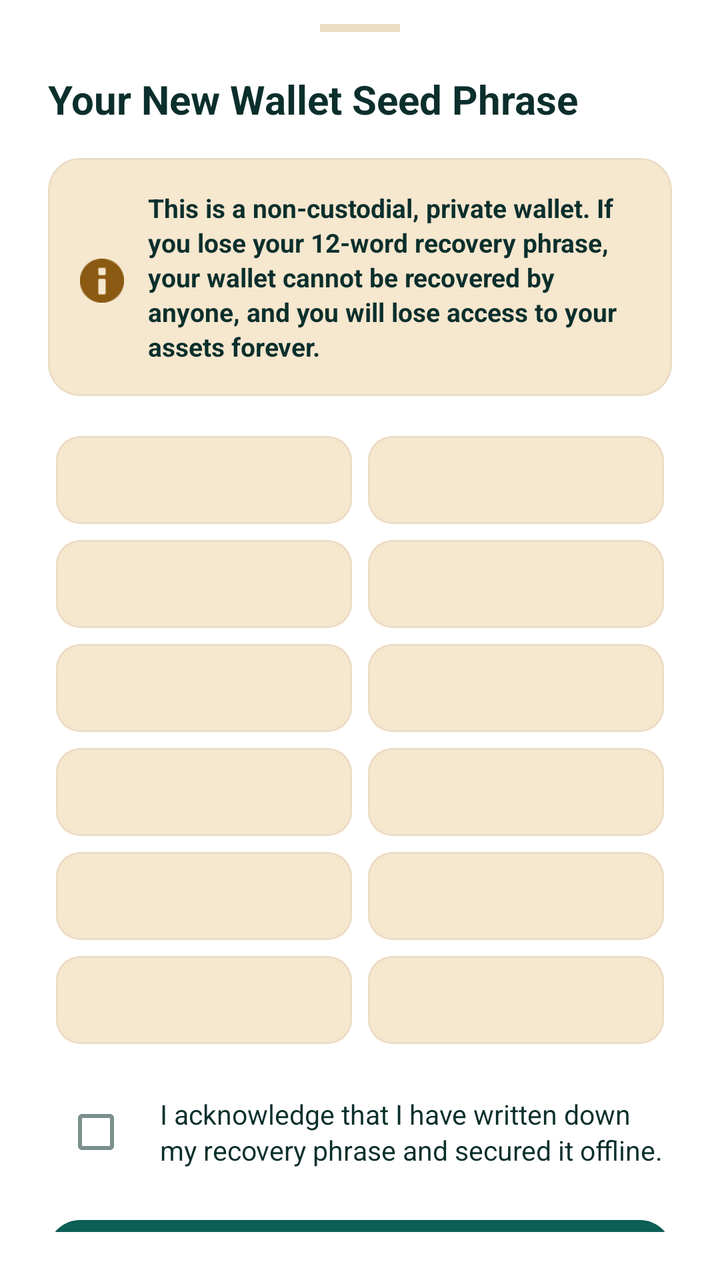
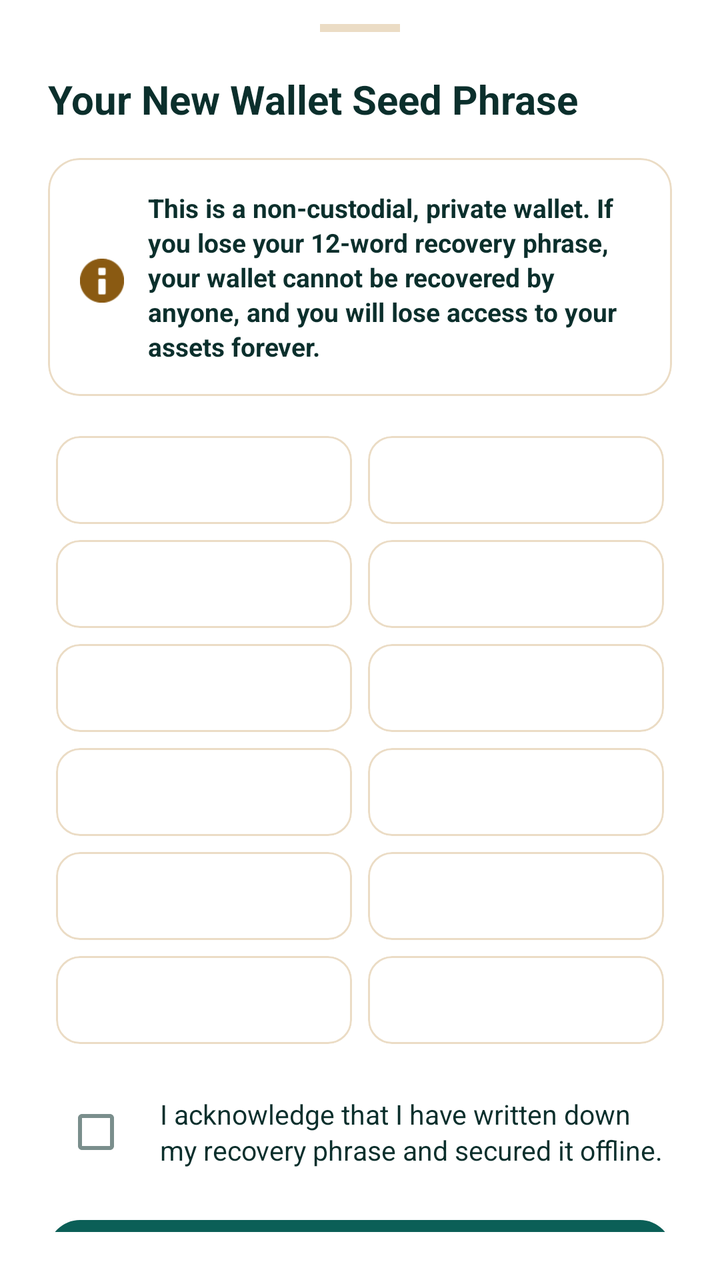

Screens rendered from an Android XML layout before and after an edit, with the pre-edit source and the edit as a unified diff.
<!-- AndroidManifest.xml: application theme AppTheme -->
<!-- res/layout/bottom_sheet_recovery_phrase.xml -->
<LinearLayout
	xmlns:android="http://schemas.android.com/apk/res/android"
	xmlns:app="http://schemas.android.com/apk/res-auto"
	xmlns:tools="http://schemas.android.com/tools"
	android:id="@+id/sheet_root"
	android:layout_width="match_parent"
	android:layout_height="wrap_content"
	android:background="?attr/colorSurface"
	android:orientation="vertical">
	<LinearLayout
		android:id="@+id/linear93"
		android:layout_width="match_parent"
		android:layout_height="match_parent"
		android:paddingLeft="24dp"
		android:paddingTop="12dp"
		android:paddingRight="24dp"
		android:paddingBottom="24dp"
		android:background="@android:color/transparent"
		android:orientation="vertical">
		<View
			android:id="@+id/view71"
			android:layout_width="40dp"
			android:layout_height="4dp"
			android:layout_marginBottom="20dp"
			android:background="@color/colorCardStroke"
			android:layout_gravity="center_horizontal" />
		<TextView
			android:id="@+id/tv_title"
			android:layout_width="match_parent"
			android:layout_height="wrap_content"
			android:layout_marginBottom="16dp"
			android:text="Your New Wallet Seed Phrase"
			android:textSize="20sp"
			android:textStyle="bold"
			android:focusable="false" />
		<com.google.android.material.card.MaterialCardView
			android:id="@+id/cardview20"
			android:layout_width="match_parent"
			android:layout_height="wrap_content"
			android:layout_marginBottom="16dp"
			app:cardBackgroundColor="@color/colorSurfaceRaised"
			app:cardCornerRadius="16dp"
			app:cardElevation="0dp"
			app:strokeWidth="1dp"
			app:strokeColor="@color/colorCardStroke">
			<LinearLayout
				android:id="@+id/linear72"
				android:layout_width="match_parent"
				android:layout_height="wrap_content"
				android:padding="16dp"
				android:gravity="center_vertical"
				android:orientation="horizontal">
				<ImageView
					android:id="@+id/imageview8"
					android:layout_width="22dp"
					android:layout_height="22dp"
					android:layout_marginTop="2dp"
					android:scaleType="centerInside"
					android:src="@android:drawable/ic_dialog_info"
					android:focusable="false"
					android:layout_marginEnd="12dp"
					app:tint="@color/colorWarningDark" />
				<TextView
					android:id="@+id/textview10"
					android:layout_width="0dp"
					android:layout_height="wrap_content"
					android:text="This is a non-custodial, private wallet. If you lose your 12-word recovery phrase, your wallet cannot be recovered by anyone, and you will lose access to your assets forever."
					android:textSize="13sp"
					android:textStyle="bold"
					android:layout_weight="1"
					android:focusable="false"
					android:lineSpacingExtra="2dp" />
			</LinearLayout>
		</com.google.android.material.card.MaterialCardView>
		<LinearLayout
			android:id="@+id/linear73"
			android:layout_width="match_parent"
			android:layout_height="wrap_content"
			android:layout_marginBottom="16dp"
			android:orientation="vertical">
			<LinearLayout
				android:id="@+id/linear74"
				android:layout_width="match_parent"
				android:layout_height="wrap_content"
				android:orientation="horizontal">
				<com.google.android.material.card.MaterialCardView
					android:id="@+id/cardview21"
					android:layout_width="0dp"
					android:layout_height="44dp"
					android:layout_margin="4dp"
					app:cardBackgroundColor="@color/colorSurfaceRaised"
					android:layout_weight="1"
					app:cardCornerRadius="12dp"
					app:cardElevation="0dp"
					app:strokeColor="@color/colorCardStroke"
					app:strokeWidth="1dp">
					<LinearLayout
						android:id="@+id/linear75"
						android:layout_width="match_parent"
						android:layout_height="match_parent"
						android:gravity="center_vertical"
						android:orientation="horizontal"
						android:paddingStart="12dp"
						android:paddingEnd="12dp">
						<TextView
							android:id="@+id/tv_num_1"
							android:layout_width="wrap_content"
							android:layout_height="wrap_content"
							android:textSize="13sp"
							android:textStyle="bold"
							android:focusable="false" />
						<TextView
							android:id="@+id/tv_word_1"
							android:layout_width="wrap_content"
							android:layout_height="wrap_content"
							android:gravity="center_vertical"
							android:textSize="15sp"
							android:textStyle="bold"
							android:focusable="false"
							android:layout_marginStart="8dp" />
					</LinearLayout>
				</com.google.android.material.card.MaterialCardView>
				<com.google.android.material.card.MaterialCardView
					android:id="@+id/cardview22"
					android:layout_width="0dp"
					android:layout_height="44dp"
					android:layout_margin="4dp"
					app:cardBackgroundColor="@color/colorSurfaceRaised"
					android:layout_weight="1"
					app:cardCornerRadius="12dp"
					app:cardElevation="0dp"
					app:strokeColor="@color/colorCardStroke"
					app:strokeWidth="1dp">
					<LinearLayout
						android:id="@+id/linear76"
						android:layout_width="match_parent"
						android:layout_height="match_parent"
						android:gravity="center_vertical"
						android:orientation="horizontal"
						android:paddingStart="12dp"
						android:paddingEnd="12dp">
						<TextView
							android:id="@+id/tv_num_2"
							android:layout_width="wrap_content"
							android:layout_height="wrap_content"
							android:textSize="13sp"
							android:textStyle="bold"
							android:focusable="false" />
						<TextView
							android:id="@+id/tv_word_2"
							android:layout_width="wrap_content"
							android:layout_height="wrap_content"
							android:textSize="15sp"
							android:textStyle="bold"
							android:focusable="false"
							android:layout_marginStart="8dp" />
					</LinearLayout>
				</com.google.android.material.card.MaterialCardView>
			</LinearLayout>
			<LinearLayout
				android:id="@+id/linear77"
				android:layout_width="match_parent"
				android:layout_height="wrap_content"
				android:orientation="horizontal">
				<com.google.android.material.card.MaterialCardView
					android:id="@+id/cardview23"
					android:layout_width="0dp"
					android:layout_height="44dp"
					android:layout_margin="4dp"
					app:cardBackgroundColor="@color/colorSurfaceRaised"
					android:layout_weight="1"
					app:cardCornerRadius="12dp"
					app:cardElevation="0dp"
					app:strokeColor="@color/colorCardStroke"
					app:strokeWidth="1dp">
					<LinearLayout
						android:id="@+id/linear78"
						android:layout_width="match_parent"
						android:layout_height="match_parent"
						android:gravity="center_vertical"
						android:orientation="horizontal"
						android:paddingStart="12dp"
						android:paddingEnd="12dp">
						<TextView
							android:id="@+id/tv_num_3"
							android:layout_width="wrap_content"
							android:layout_height="wrap_content"
							android:textSize="13sp"
							android:textStyle="bold"
							android:focusable="false" />
						<TextView
							android:id="@+id/tv_word_3"
							android:layout_width="wrap_content"
							android:layout_height="wrap_content"
							android:textSize="15sp"
							android:textStyle="bold"
							android:focusable="false"
							android:layout_marginStart="8dp" />
					</LinearLayout>
				</com.google.android.material.card.MaterialCardView>
				<com.google.android.material.card.MaterialCardView
					android:id="@+id/cardview24"
					android:layout_width="0dp"
					android:layout_height="44dp"
					android:layout_margin="4dp"
					app:cardBackgroundColor="@color/colorSurfaceRaised"
					android:layout_weight="1"
					app:cardCornerRadius="12dp"
					app:cardElevation="0dp"
					app:strokeColor="@color/colorCardStroke"
					app:strokeWidth="1dp">
					<LinearLayout
						android:id="@+id/linear79"
						android:layout_width="match_parent"
						android:layout_height="match_parent"
						android:gravity="center_vertical"
						android:orientation="horizontal"
						android:paddingStart="12dp"
						android:paddingEnd="12dp">
						<TextView
							android:id="@+id/tv_num_4"
							android:layout_width="wrap_content"
							android:layout_height="wrap_content"
							android:textSize="13sp"
							android:textStyle="bold"
							android:focusable="false" />
						<TextView
							android:id="@+id/tv_word_4"
							android:layout_width="wrap_content"
							android:layout_height="wrap_content"
							android:textSize="15sp"
							android:textStyle="bold"
							android:focusable="false"
							android:layout_marginStart="8dp" />
					</LinearLayout>
				</com.google.android.material.card.MaterialCardView>
			</LinearLayout>
			<LinearLayout
				android:id="@+id/linear80"
				android:layout_width="match_parent"
				android:layout_height="wrap_content"
				android:orientation="horizontal">
				<com.google.android.material.card.MaterialCardView
					android:id="@+id/cardview25"
					android:layout_width="0dp"
					android:layout_height="44dp"
					android:layout_margin="4dp"
					app:cardBackgroundColor="@color/colorSurfaceRaised"
					android:layout_weight="1"
					app:cardCornerRadius="12dp"
					app:cardElevation="0dp"
					app:strokeColor="@color/colorCardStroke"
					app:strokeWidth="1dp">
					<LinearLayout
						android:id="@+id/linear81"
						android:layout_width="match_parent"
						android:layout_height="match_parent"
						android:gravity="center_vertical"
						android:orientation="horizontal"
						android:paddingStart="12dp"
						android:paddingEnd="12dp">
						<TextView
							android:id="@+id/tv_num_5"
							android:layout_width="wrap_content"
							android:layout_height="wrap_content"
							android:textSize="13sp"
							android:textStyle="bold"
							android:focusable="false" />
						<TextView
							android:id="@+id/tv_word_5"
							android:layout_width="wrap_content"
							android:layout_height="wrap_content"
							android:textSize="15sp"
							android:textStyle="bold"
							android:focusable="false"
							android:layout_marginStart="8dp" />
					</LinearLayout>
				</com.google.android.material.card.MaterialCardView>
				<com.google.android.material.card.MaterialCardView
					android:id="@+id/cardview26"
					android:layout_width="0dp"
					android:layout_height="44dp"
					android:layout_margin="4dp"
					app:cardBackgroundColor="@color/colorSurfaceRaised"
					android:layout_weight="1"
					app:cardCornerRadius="12dp"
					app:cardElevation="0dp"
					app:strokeColor="@color/colorCardStroke"
					app:strokeWidth="1dp">
					<LinearLayout
						android:id="@+id/linear82"
						android:layout_width="match_parent"
						android:layout_height="match_parent"
						android:gravity="center_vertical"
						android:orientation="horizontal"
						android:paddingStart="12dp"
						android:paddingEnd="12dp">
						<TextView
							android:id="@+id/tv_num_6"
							android:layout_width="wrap_content"
							android:layout_height="wrap_content"
							android:textSize="13sp"
							android:textStyle="bold"
							android:focusable="false" />
						<TextView
							android:id="@+id/tv_word_6"
							android:layout_width="wrap_content"
							android:layout_height="wrap_content"
							android:textSize="15sp"
							android:textStyle="bold"
							android:focusable="false"
							android:layout_marginStart="8dp" />
					</LinearLayout>
				</com.google.android.material.card.MaterialCardView>
			</LinearLayout>
			<LinearLayout
				android:id="@+id/linear83"
				android:layout_width="match_parent"
				android:layout_height="wrap_content"
				android:orientation="horizontal">
				<com.google.android.material.card.MaterialCardView
					android:id="@+id/cardview27"
					android:layout_width="0dp"
					android:layout_height="44dp"
					android:layout_margin="4dp"
					app:cardBackgroundColor="@color/colorSurfaceRaised"
					android:layout_weight="1"
					app:cardCornerRadius="12dp"
					app:cardElevation="0dp"
					app:strokeColor="@color/colorCardStroke"
					app:strokeWidth="1dp">
					<LinearLayout
						android:id="@+id/linear84"
						android:layout_width="match_parent"
						android:layout_height="match_parent"
						android:gravity="center_vertical"
						android:orientation="horizontal"
						android:paddingStart="12dp"
						android:paddingEnd="12dp">
						<TextView
							android:id="@+id/tv_num_7"
							android:layout_width="wrap_content"
							android:layout_height="wrap_content"
							android:textSize="13sp"
							android:textStyle="bold"
							android:focusable="false" />
						<TextView
							android:id="@+id/tv_word_7"
							android:layout_width="wrap_content"
							android:layout_height="wrap_content"
							android:textSize="15sp"
							android:textStyle="bold"
							android:focusable="false"
							android:layout_marginStart="8dp" />
					</LinearLayout>
				</com.google.android.material.card.MaterialCardView>
				<com.google.android.material.card.MaterialCardView
					android:id="@+id/cardview28"
					android:layout_width="0dp"
					android:layout_height="44dp"
					android:layout_margin="4dp"
					app:cardBackgroundColor="@color/colorSurfaceRaised"
					android:layout_weight="1"
					app:cardCornerRadius="12dp"
					app:cardElevation="0dp"
					app:strokeColor="@color/colorCardStroke"
					app:strokeWidth="1dp">
					<LinearLayout
						android:id="@+id/linear85"
						android:layout_width="match_parent"
						android:layout_height="match_parent"
						android:gravity="center_vertical"
						android:orientation="horizontal"
						android:paddingStart="12dp"
						android:paddingEnd="12dp">
						<TextView
							android:id="@+id/tv_num_8"
							android:layout_width="wrap_content"
							android:layout_height="wrap_content"
							android:textSize="13sp"
							android:textStyle="bold"
							android:focusable="false" />
						<TextView
							android:id="@+id/tv_word_8"
							android:layout_width="wrap_content"
							android:layout_height="wrap_content"
							android:textSize="15sp"
							android:textStyle="bold"
							android:focusable="false"
							android:layout_marginStart="8dp" />
					</LinearLayout>
				</com.google.android.material.card.MaterialCardView>
			</LinearLayout>
			<LinearLayout
				android:id="@+id/linear86"
				android:layout_width="match_parent"
				android:layout_height="wrap_content"
				android:orientation="horizontal">
				<com.google.android.material.card.MaterialCardView
					android:id="@+id/cardview29"
					android:layout_width="0dp"
					android:layout_height="44dp"
					android:layout_margin="4dp"
					app:cardBackgroundColor="@color/colorSurfaceRaised"
					android:layout_weight="1"
					app:cardCornerRadius="12dp"
					app:cardElevation="0dp"
					app:strokeColor="@color/colorCardStroke"
					app:strokeWidth="1dp">
					<LinearLayout
						android:id="@+id/linear87"
						android:layout_width="match_parent"
						android:layout_height="match_parent"
						android:gravity="center_vertical"
						android:orientation="horizontal"
						android:paddingStart="12dp"
						android:paddingEnd="12dp">
						<TextView
							android:id="@+id/tv_num_9"
							android:layout_width="wrap_content"
							android:layout_height="wrap_content"
							android:textSize="13sp"
							android:textStyle="bold"
							android:focusable="false" />
						<TextView
							android:id="@+id/tv_word_9"
							android:layout_width="wrap_content"
							android:layout_height="wrap_content"
							android:textSize="15sp"
							android:textStyle="bold"
							android:focusable="false"
							android:layout_marginStart="8dp" />
					</LinearLayout>
				</com.google.android.material.card.MaterialCardView>
				<com.google.android.material.card.MaterialCardView
					android:id="@+id/cardview30"
					android:layout_width="0dp"
					android:layout_height="44dp"
					android:layout_margin="4dp"
					app:cardBackgroundColor="@color/colorSurfaceRaised"
					android:layout_weight="1"
					app:cardCornerRadius="12dp"
					app:cardElevation="0dp"
					app:strokeColor="@color/colorCardStroke"
					app:strokeWidth="1dp">
					<LinearLayout
						android:id="@+id/linear88"
						android:layout_width="match_parent"
						android:layout_height="match_parent"
						android:gravity="center_vertical"
						android:orientation="horizontal"
						android:paddingStart="12dp"
						android:paddingEnd="12dp">
						<TextView
							android:id="@+id/tv_num_10"
							android:layout_width="wrap_content"
							android:layout_height="wrap_content"
							android:textSize="13sp"
							android:textStyle="bold"
							android:focusable="false" />
						<TextView
							android:id="@+id/tv_word_10"
							android:layout_width="wrap_content"
							android:layout_height="wrap_content"
							android:textSize="15sp"
							android:textStyle="bold"
							android:focusable="false"
							android:layout_marginStart="8dp" />
					</LinearLayout>
				</com.google.android.material.card.MaterialCardView>
			</LinearLayout>
			<LinearLayout
				android:id="@+id/linear89"
				android:layout_width="match_parent"
				android:layout_height="wrap_content"
				android:orientation="horizontal">
				<com.google.android.material.card.MaterialCardView
					android:id="@+id/cardview31"
					android:layout_width="0dp"
					android:layout_height="44dp"
					android:layout_margin="4dp"
					app:cardBackgroundColor="@color/colorSurfaceRaised"
					android:layout_weight="1"
					app:cardCornerRadius="12dp"
					app:cardElevation="0dp"
					app:strokeColor="@color/colorCardStroke"
					app:strokeWidth="1dp">
					<LinearLayout
						android:id="@+id/linear90"
						android:layout_width="match_parent"
						android:layout_height="match_parent"
						android:gravity="center_vertical"
						android:orientation="horizontal"
						android:paddingStart="12dp"
						android:paddingEnd="12dp">
						<TextView
							android:id="@+id/tv_num_11"
							android:layout_width="wrap_content"
							android:layout_height="wrap_content"
							android:textSize="13sp"
							android:textStyle="bold"
							android:focusable="false" />
						<TextView
							android:id="@+id/tv_word_11"
							android:layout_width="wrap_content"
							android:layout_height="wrap_content"
							android:textSize="15sp"
							android:textStyle="bold"
							android:focusable="false"
							android:layout_marginStart="8dp" />
					</LinearLayout>
				</com.google.android.material.card.MaterialCardView>
				<com.google.android.material.card.MaterialCardView
					android:id="@+id/cardview32"
					android:layout_width="0dp"
					android:layout_height="44dp"
					android:layout_margin="4dp"
					app:cardBackgroundColor="@color/colorSurfaceRaised"
					android:layout_weight="1"
					app:cardCornerRadius="12dp"
					app:cardElevation="0dp"
					app:strokeColor="@color/colorCardStroke"
					app:strokeWidth="1dp">
					<LinearLayout
						android:id="@+id/linear91"
						android:layout_width="match_parent"
						android:layout_height="match_parent"
						android:gravity="center_vertical"
						android:orientation="horizontal"
						android:paddingStart="12dp"
						android:paddingEnd="12dp">
						<TextView
							android:id="@+id/tv_num_12"
							android:layout_width="wrap_content"
							android:layout_height="wrap_content"
							android:textSize="13sp"
							android:textStyle="bold"
							android:focusable="false" />
						<TextView
							android:id="@+id/tv_word_12"
							android:layout_width="wrap_content"
							android:layout_height="wrap_content"
							android:textSize="15sp"
							android:textStyle="bold"
							android:focusable="false"
							android:layout_marginStart="8dp" />
					</LinearLayout>
				</com.google.android.material.card.MaterialCardView>
			</LinearLayout>
		</LinearLayout>
		<LinearLayout
			android:id="@+id/linear92"
			android:layout_width="match_parent"
			android:layout_height="wrap_content"
			android:layout_marginBottom="20dp"
			android:gravity="center_vertical"
			android:orientation="horizontal">
			<CheckBox
				android:id="@+id/cb_agree"
				android:layout_width="wrap_content"
				android:layout_height="wrap_content"
				android:gravity="center_horizontal|center_vertical"
				android:textSize="12sp"
				android:focusable="false" />
			<TextView
				android:id="@+id/tv_disclaimer"
				android:layout_width="0dp"
				android:layout_height="wrap_content"
				android:text="I acknowledge that I have written down my recovery phrase and secured it offline."
				android:layout_weight="1"
				android:textSize="13.5sp"
				android:focusable="false"
				android:layout_marginStart="8dp"
				android:lineSpacingExtra="2dp" />
		</LinearLayout>
		<com.google.android.material.button.MaterialButton
			android:id="@+id/btn_finish_setup"
			android:layout_width="match_parent"
			android:layout_height="52dp"
			android:gravity="center_horizontal|center_vertical"
			android:text="Finish Setup"
			android:textSize="15sp"
			android:textStyle="bold"
			android:textColor="@color/colorTextOnAccent"
			android:textAllCaps="false"
			app:backgroundTint="@color/colorAccent"
			app:cornerRadius="16dp"
			app:elevation="0dp" />
	</LinearLayout>
</LinearLayout>
<!-- resources referenced by this layout -->
<resources>
  <color name="colorAccent">#0B5F57</color>
  <color name="colorCardStroke">#EBDCC5</color>
  <color name="colorSurfaceRaised">#F6E7CF</color>
  <color name="colorTextOnAccent">#FFFFFF</color>
  <color name="colorWarningDark">#8A5A12</color>
  <style name="HarvanaPopupMenu" parent="Widget.MaterialComponents.PopupMenu">
          <item name="android:popupBackground">@drawable/bg_popup_menu</item>
          <item name="android:popupElevation">10dp</item>
      </style>
  <style name="HarvanaSpinner" parent="Widget.AppCompat.Spinner">
          <item name="android:popupBackground">@color/colorSurface</item>
          <item name="android:dropDownSelector">@color/colorAccentRipple</item>
      </style>
  <style name="HarvanaButton" parent="Widget.MaterialComponents.Button">
          <item name="cornerRadius">12dp</item>
          <item name="android:minHeight">48dp</item>
          <item name="android:insetTop">0dp</item>
          <item name="android:insetBottom">0dp</item>
          <item name="android:paddingStart">16dp</item>
          <item name="android:paddingEnd">16dp</item>
          <item name="android:textAllCaps">false</item>
          <item name="android:textStyle">bold</item>
          <item name="android:textSize">15sp</item>
          <item name="android:letterSpacing">0.02</item>
          <item name="backgroundTint">@color/colorAccent</item>
          <item name="android:textColor">@color/colorTextOnAccent</item>
      </style>
  <!-- drawable ic_nav_back (drawable) -->
  <?xml version="1.0" encoding="utf-8"?>
  <vector xmlns:android="http://schemas.android.com/apk/res/android"
      android:width="24dp" android:height="24dp" android:viewportWidth="24" android:viewportHeight="24"
      android:autoMirrored="true"
      android:tint="?attr/colorControlNormal">
      <path android:fillColor="#FFFFFFFF" android:pathData="M20,11H7.83l5.59,-5.59L12,4l-8,8 8,8 1.41,-1.41L7.83,13H20v-2z" />
  </vector>
  <style name="HarvanaTextView" parent="android:Widget.TextView">
          <item name="android:textColor">@color/colorTextPrimary</item>
      </style>
  <color name="colorBackground">#FFF8EE</color>
  <color name="colorTextPrimary">#0B2F2C</color>
  <color name="colorAccentDark">#084A44</color>
  <color name="colorError">#C8443F</color>
  <color name="colorTextPrimaryWhite">#FFFFFF</color>
  <color name="colorControlNormal">#587570</color>
  <color name="colorAccentRipple">#1A0B5F57</color>
  <color name="colorAccentStroke">#330B5F57</color>
  <color name="colorAccentStrong">#053D3A</color>
  <color name="colorSurface">#FFFFFF</color>
  <color name="colorTextSecondary">#3F5F5A</color>
  <color name="colorTextTertiary">#587570</color>
  <!-- drawable bg_popup_menu (drawable) -->
  <?xml version="1.0" encoding="utf-8"?>
  <shape xmlns:android="http://schemas.android.com/apk/res/android" android:shape="rectangle">
      <solid android:color="@color/colorPopupSurface" />
      <stroke android:width="1dp" android:color="@color/colorCardStroke" />
      <corners android:radius="14dp" />
  </shape>
  <style name="HarvanaDialogButton" parent="Widget.MaterialComponents.Button.TextButton.Dialog">
          <item name="android:textColor">@color/colorAccent</item>
          <item name="android:minHeight">48dp</item>
      </style>
  <style name="HarvanaBottomSheetStyle" parent="Widget.MaterialComponents.BottomSheet.Modal">
          <item name="backgroundTint">?attr/colorSurface</item>
          <item name="shapeAppearanceOverlay">@style/HarvanaBottomSheetShape</item>
      </style>
  <color name="colorPopupSurface">#F6E9D2</color>
  <style name="HarvanaBottomSheetShape" parent="">
          <item name="cornerFamily">rounded</item>
          <item name="cornerSizeTopLeft">20dp</item>
          <item name="cornerSizeTopRight">20dp</item>
          <item name="cornerSizeBottomLeft">0dp</item>
          <item name="cornerSizeBottomRight">0dp</item>
      </style>
  <!-- unchanged entries left out for length: 4 -->
</resources>

<!-- the commit's change to res/layout/bottom_sheet_recovery_phrase.xml (unified diff, before → after) -->
@@ -38,7 +38,7 @@
 			android:layout_width="match_parent"
 			android:layout_height="wrap_content"
 			android:layout_marginBottom="16dp"
-			app:cardBackgroundColor="@color/colorSurfaceRaised"
+			app:cardBackgroundColor="@color/colorSurface"
 			app:cardCornerRadius="16dp"
 			app:cardElevation="0dp"
 			app:strokeWidth="1dp"
@@ -88,7 +88,7 @@
 					android:layout_width="0dp"
 					android:layout_height="44dp"
 					android:layout_margin="4dp"
-					app:cardBackgroundColor="@color/colorSurfaceRaised"
+					app:cardBackgroundColor="@color/colorSurface"
 					android:layout_weight="1"
 					app:cardCornerRadius="12dp"
 					app:cardElevation="0dp"
@@ -125,7 +125,7 @@
 					android:layout_width="0dp"
 					android:layout_height="44dp"
 					android:layout_margin="4dp"
-					app:cardBackgroundColor="@color/colorSurfaceRaised"
+					app:cardBackgroundColor="@color/colorSurface"
 					android:layout_weight="1"
 					app:cardCornerRadius="12dp"
 					app:cardElevation="0dp"
@@ -167,7 +167,7 @@
 					android:layout_width="0dp"
 					android:layout_height="44dp"
 					android:layout_margin="4dp"
-					app:cardBackgroundColor="@color/colorSurfaceRaised"
+					app:cardBackgroundColor="@color/colorSurface"
 					android:layout_weight="1"
 					app:cardCornerRadius="12dp"
 					app:cardElevation="0dp"
@@ -203,7 +203,7 @@
 					android:layout_width="0dp"
 					android:layout_height="44dp"
 					android:layout_margin="4dp"
-					app:cardBackgroundColor="@color/colorSurfaceRaised"
+					app:cardBackgroundColor="@color/colorSurface"
 					android:layout_weight="1"
 					app:cardCornerRadius="12dp"
 					app:cardElevation="0dp"
@@ -245,7 +245,7 @@
 					android:layout_width="0dp"
 					android:layout_height="44dp"
 					android:layout_margin="4dp"
-					app:cardBackgroundColor="@color/colorSurfaceRaised"
+					app:cardBackgroundColor="@color/colorSurface"
 					android:layout_weight="1"
 					app:cardCornerRadius="12dp"
 					app:cardElevation="0dp"
@@ -281,7 +281,7 @@
 					android:layout_width="0dp"
 					android:layout_height="44dp"
 					android:layout_margin="4dp"
-					app:cardBackgroundColor="@color/colorSurfaceRaised"
+					app:cardBackgroundColor="@color/colorSurface"
 					android:layout_weight="1"
 					app:cardCornerRadius="12dp"
 					app:cardElevation="0dp"
@@ -323,7 +323,7 @@
 					android:layout_width="0dp"
 					android:layout_height="44dp"
 					android:layout_margin="4dp"
-					app:cardBackgroundColor="@color/colorSurfaceRaised"
+					app:cardBackgroundColor="@color/colorSurface"
 					android:layout_weight="1"
 					app:cardCornerRadius="12dp"
 					app:cardElevation="0dp"
@@ -359,7 +359,7 @@
 					android:layout_width="0dp"
 					android:layout_height="44dp"
 					android:layout_margin="4dp"
-					app:cardBackgroundColor="@color/colorSurfaceRaised"
+					app:cardBackgroundColor="@color/colorSurface"
 					android:layout_weight="1"
 					app:cardCornerRadius="12dp"
 					app:cardElevation="0dp"
@@ -401,7 +401,7 @@
 					android:layout_width="0dp"
 					android:layout_height="44dp"
 					android:layout_margin="4dp"
-					app:cardBackgroundColor="@color/colorSurfaceRaised"
+					app:cardBackgroundColor="@color/colorSurface"
 					android:layout_weight="1"
 					app:cardCornerRadius="12dp"
 					app:cardElevation="0dp"
@@ -437,7 +437,7 @@
 					android:layout_width="0dp"
 					android:layout_height="44dp"
 					android:layout_margin="4dp"
-					app:cardBackgroundColor="@color/colorSurfaceRaised"
+					app:cardBackgroundColor="@color/colorSurface"
 					android:layout_weight="1"
 					app:cardCornerRadius="12dp"
 					app:cardElevation="0dp"
@@ -479,7 +479,7 @@
 					android:layout_width="0dp"
 					android:layout_height="44dp"
 					android:layout_margin="4dp"
-					app:cardBackgroundColor="@color/colorSurfaceRaised"
+					app:cardBackgroundColor="@color/colorSurface"
 					android:layout_weight="1"
 					app:cardCornerRadius="12dp"
 					app:cardElevation="0dp"
@@ -515,7 +515,7 @@
 					android:layout_width="0dp"
 					android:layout_height="44dp"
 					android:layout_margin="4dp"
-					app:cardBackgroundColor="@color/colorSurfaceRaised"
+					app:cardBackgroundColor="@color/colorSurface"
 					android:layout_weight="1"
 					app:cardCornerRadius="12dp"
 					app:cardElevation="0dp"
<!-- resource entries referenced after the edit -->
@@ -2,7 +2,6 @@
 <resources>
   <color name="colorAccent">#0B5F57</color>
   <color name="colorCardStroke">#EBDCC5</color>
-  <color name="colorSurfaceRaised">#F6E7CF</color>
   <color name="colorTextOnAccent">#FFFFFF</color>
   <color name="colorWarningDark">#8A5A12</color>
   <style name="HarvanaPopupMenu" parent="Widget.MaterialComponents.PopupMenu">
@@ -65,7 +64,7 @@
           <item name="backgroundTint">?attr/colorSurface</item>
           <item name="shapeAppearanceOverlay">@style/HarvanaBottomSheetShape</item>
       </style>
-  <color name="colorPopupSurface">#F6E9D2</color>
+  <color name="colorPopupSurface">@color/colorSurface</color>
   <style name="HarvanaBottomSheetShape" parent="">
           <item name="cornerFamily">rounded</item>
           <item name="cornerSizeTopLeft">20dp</item>
